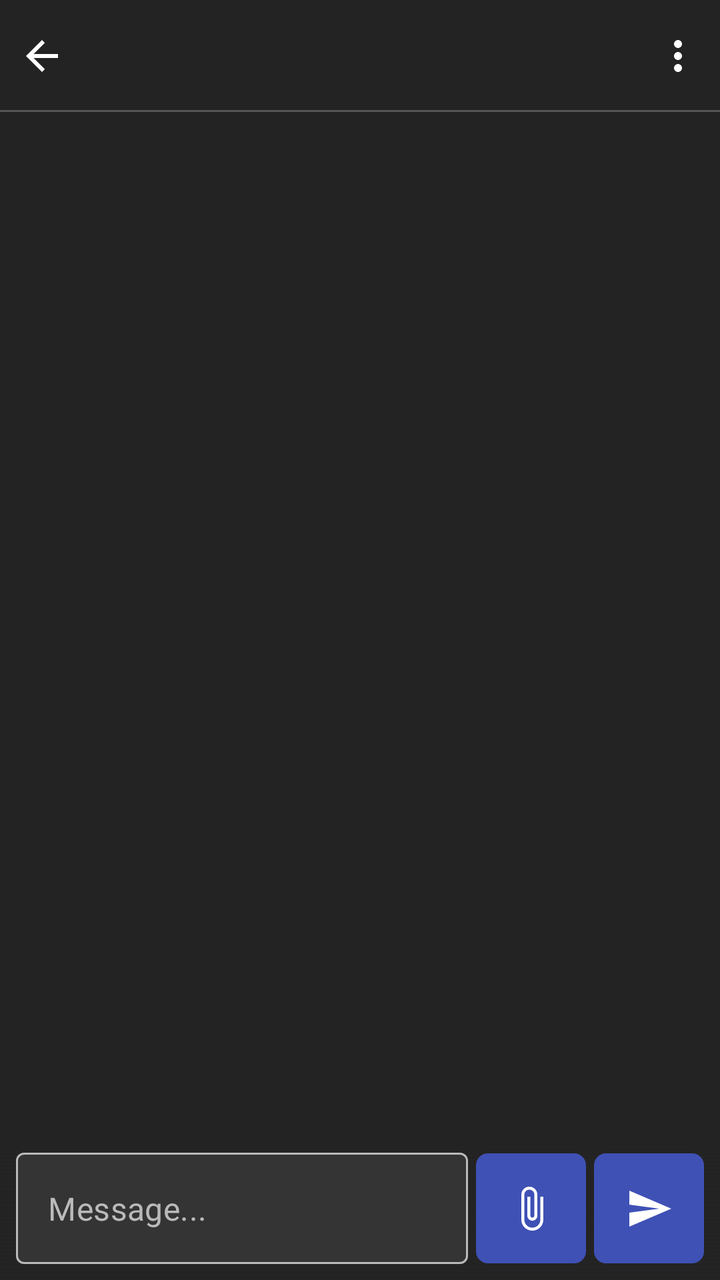
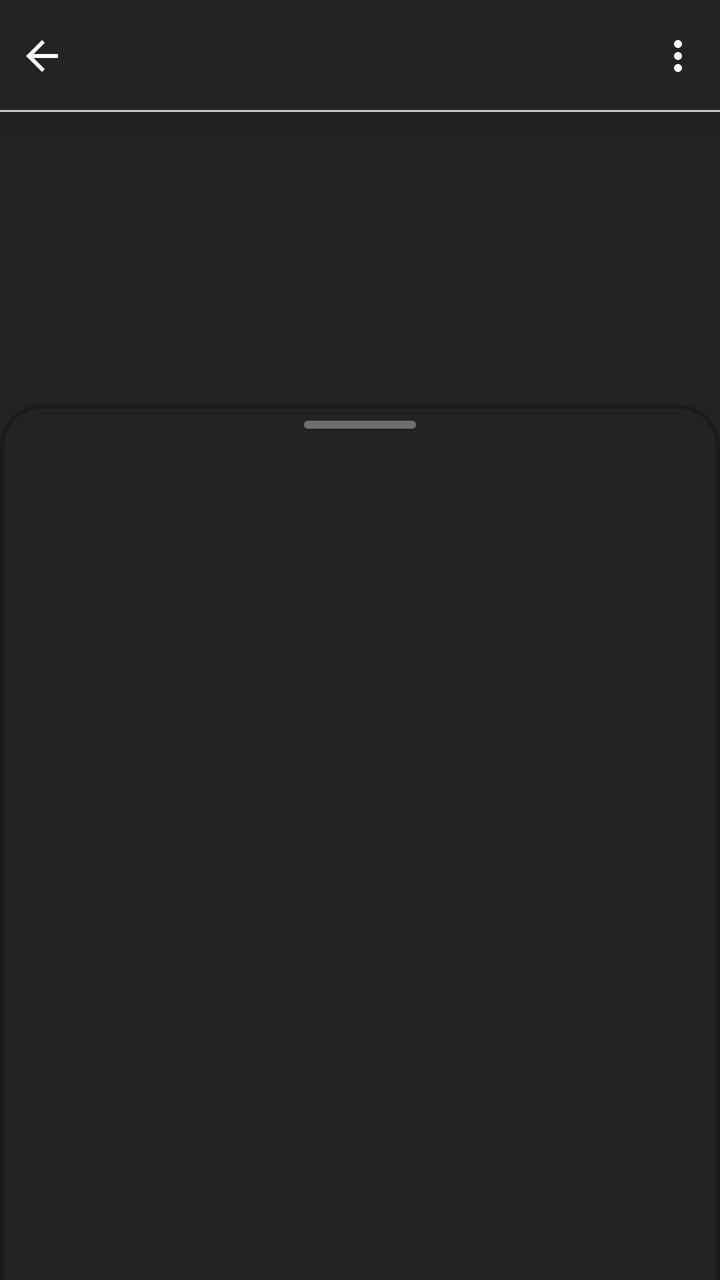

An Android layout rendered at two revisions. The XML below is the earlier revision; the diff shows what the commit changed to produce the second picture.
<!-- AndroidManifest.xml: application theme Theme.Oma -->
<!-- res/layout/fragment_chat.xml -->
<?xml version="1.0" encoding="utf-8"?>
<androidx.constraintlayout.widget.ConstraintLayout xmlns:android="http://schemas.android.com/apk/res/android"
    xmlns:app="http://schemas.android.com/apk/res-auto"
    xmlns:tools="http://schemas.android.com/tools"
    android:layout_width="match_parent"
    android:layout_height="match_parent"
    android:orientation="vertical"
    android:background="@color/colorBackgroundDark"
    tools:context=".ui.chat.ChatFragment">


    <androidx.constraintlayout.widget.ConstraintLayout
        android:layout_width="match_parent"
        android:transitionName="actionBar"
        android:background="@color/colorBackgroundDark"
        app:layout_constraintTop_toTopOf="parent"
        android:id="@+id/action_bar_"
        android:orientation="horizontal"
        android:layout_height="?android:attr/actionBarSize">

        <ImageButton
            android:id="@+id/back_btn"
            android:layout_width="wrap_content"
            android:layout_height="match_parent"
            android:background="@android:color/transparent"
            android:minWidth="42dp"
            android:src="@drawable/ic_back"
            app:layout_constraintLeft_toLeftOf="parent"
            app:tint="@color/white"
            tools:ignore="SpeakableTextPresentCheck"
            android:contentDescription="@string/back" />

        <TextView
            android:layout_width="wrap_content"
            android:layout_height="match_parent"
            app:layout_constraintLeft_toRightOf="@id/back_btn"
            android:textAlignment="gravity"
            android:paddingStart="@dimen/x3_def_padding"
            android:paddingEnd="@dimen/x2_def_padding"
            android:textStyle="bold"
            android:textSize="20sp"
            android:id="@+id/channel_name"
            android:gravity="center_vertical" />

        <ImageButton
            android:id="@+id/option_btn"
            android:layout_width="wrap_content"
            android:layout_height="match_parent"
            app:layout_constraintRight_toRightOf="parent"
            android:background="@android:color/transparent"
            android:minWidth="42dp"
            app:tint="@color/white"
            android:src="@drawable/ic_dots"
            tools:ignore="SpeakableTextPresentCheck"
            android:contentDescription="@string/channel_option" />

        <com.google.android.material.divider.MaterialDivider
            android:layout_width="match_parent"
            android:padding="0dp"
            android:layout_margin="0dp"
            android:layout_height="wrap_content"
            app:layout_constraintBottom_toBottomOf="parent" />
    </androidx.constraintlayout.widget.ConstraintLayout>


    <androidx.recyclerview.widget.RecyclerView
        android:id="@+id/list_messages"
        android:layout_width="match_parent"
        android:layout_height="0dp"
        android:paddingLeft="@dimen/x2_def_padding"
        android:paddingRight="@dimen/x2_def_padding"
        android:paddingTop="@dimen/x2_def_padding"
        app:layout_constraintTop_toBottomOf="@id/action_bar_"
        app:layout_constraintBottom_toBottomOf="parent"
        tools:listitem="@layout/chat_message"
        android:clipToPadding="false"
        android:paddingBottom="70dp">


    </androidx.recyclerview.widget.RecyclerView>

    <LinearLayout
        android:id="@+id/layout_send_message"
        app:layout_constraintBottom_toBottomOf="parent"
        android:layout_width="match_parent"
        android:orientation="horizontal"
        android:padding="@dimen/x2_def_padding"
        android:background="@drawable/bg_gradient"
        android:layout_height="wrap_content">

        <com.google.android.material.textfield.TextInputLayout
            style="@style/Widget.Oma.SendMessageBar"
            android:layout_width="0dp"
            android:layout_weight="1"
            android:layout_height="wrap_content"
            app:layout_constraintBottom_toBottomOf="parent"
            app:hintEnabled="false"
            android:maxLines="1">

            <com.google.android.material.textfield.TextInputEditText
                android:id="@+id/message_box"
                android:layout_width="match_parent"
                android:layout_height="wrap_content"
                android:maxLines="4"
                android:hint="@string/message" />
        </com.google.android.material.textfield.TextInputLayout>

        <Space
            android:layout_width="@dimen/def_padding"
            android:layout_height="1dp" />

        <ImageButton
            android:id="@+id/attachment_btn"
            android:layout_width="55dp"
            android:layout_height="55dp"
            android:layout_gravity="center_vertical"
            android:background="@drawable/bg_btn"
            android:src="@drawable/ic_attachment_file"
            app:tint="@color/white"
            android:contentDescription="@string/add_attachment" />

        <Space
            android:layout_width="@dimen/def_padding"
            android:layout_height="1dp" />

        <androidx.appcompat.widget.AppCompatImageButton
            android:id="@+id/send_btn"
            android:layout_width="55dp"
            android:layout_height="55dp"
            android:layout_gravity="center_vertical"
            android:background="@drawable/bg_btn"
            android:src="@drawable/ic_send"
            app:tint="@color/white"
            android:contentDescription="@string/add_attachment" />

    </LinearLayout>


</androidx.constraintlayout.widget.ConstraintLayout>
<!-- res/layout/chat_message.xml (included above) -->
<?xml version="1.0" encoding="utf-8"?>
<LinearLayout xmlns:android="http://schemas.android.com/apk/res/android"
    xmlns:app="http://schemas.android.com/apk/res-auto"
    android:layout_width="match_parent"
    android:layout_height="wrap_content"
    android:orientation="horizontal"
    android:id="@+id/tv_message_list"
    android:paddingVertical="4dp">

    <LinearLayout
        android:layout_width="0dp"
        android:layout_height="wrap_content"
        android:layout_weight="1"
        android:background="@drawable/bg_message_bubble"
        android:orientation="vertical">

        <LinearLayout
            android:id="@+id/headerContainer"
            android:layout_width="match_parent"
            android:layout_height="wrap_content"
            android:layout_marginStart="@dimen/x3_def_padding"
            android:layout_marginTop="@dimen/x2_def_padding"
            android:layout_marginEnd="@dimen/x3_def_padding"
            android:orientation="horizontal"
            android:visibility="visible">

            <TextView
                android:id="@+id/tvNickname"
                android:layout_width="wrap_content"
                android:layout_height="wrap_content"
                android:textColor="@color/colorForegroundLight"
                android:textSize="14sp"
                android:textStyle="bold" />

            <Space
                android:layout_width="0dp"
                android:layout_height="0dp"
                android:layout_weight="1" />

            <TextView
                android:id="@+id/tvTimestamp"
                android:layout_width="wrap_content"
                android:layout_height="wrap_content"
                android:layout_marginStart="8dp"
                android:textColor="@color/colorQuietText"
                android:textSize="12sp" />

        </LinearLayout>


        <com.google.android.material.divider.MaterialDivider
            android:layout_width="match_parent"
            android:layout_height="wrap_content"
            android:layout_marginStart="@dimen/x3_def_padding"
            android:layout_marginTop="@dimen/def_padding"
            android:layout_marginEnd="@dimen/x3_def_padding" />

        <androidx.appcompat.widget.LinearLayoutCompat
            android:layout_width="match_parent"
            android:layout_height="wrap_content"
            android:orientation="vertical"
            android:padding="@dimen/x3_def_padding"

            android:id="@+id/tvMessageLinearLayout"
            app:divider="@drawable/base_divider">

        </androidx.appcompat.widget.LinearLayoutCompat>

    </LinearLayout>

</LinearLayout>
<!-- resources referenced by this layout -->
<resources>
  <color name="white">#FFFFFFFF</color>
  <dimen name="def_padding">4dp</dimen>
  <string name="back">back</string>
  <style name="Theme.Oma" parent="Theme.MaterialComponents.DayNight.NoActionBar">
          
          <item name="colorPrimary">@color/colorContrastBackground</item>
          <item name="colorOnPrimary">@color/colorMoreContrastBackground</item>
          <item name="colorAccent">@color/colorContrastBackground</item>
  
          
          <item name="colorSecondary">@color/colorGreen</item>
          <item name="colorSecondaryVariant">@color/colorGreen</item>
          <item name="colorOnSecondary">@color/colorBlack</item>
  
          
          
          <item name="android:statusBarColor">@color/colorSidebarBackground</item>
  
          
          <item name="android:windowBackground">@color/colorSidebarBackground</item>
  
          
          <item name="android:textColorPrimary">@color/colorForegroundLight</item>
          <item name="android:textColor">@color/colorForegroundLight</item>
          <item name="android:textColorHint">@color/colorQuietText</item>
  
          <item name="colorControlNormal">?android:attr/windowBackground</item>
          <item name="android:navigationBarColor">?android:attr/windowBackground</item>
  
          <item name="popupMenuStyle">@style/MyPopupMenu</item>
      </style>
  <color name="colorGreen">#008B00</color>
  <color name="colorBlack">#000000</color>
  <!-- unchanged entries left out for length: 27 -->
</resources>

<!-- the commit's change to res/layout/fragment_chat.xml (unified diff, before → after) -->
@@ -1,142 +1,221 @@
 <?xml version="1.0" encoding="utf-8"?>
-<androidx.constraintlayout.widget.ConstraintLayout xmlns:android="http://schemas.android.com/apk/res/android"
+<androidx.coordinatorlayout.widget.CoordinatorLayout xmlns:android="http://schemas.android.com/apk/res/android"
     xmlns:app="http://schemas.android.com/apk/res-auto"
     xmlns:tools="http://schemas.android.com/tools"
     android:layout_width="match_parent"
     android:layout_height="match_parent"
-    android:orientation="vertical"
-    android:background="@color/colorBackgroundDark"
     tools:context=".ui.chat.ChatFragment">
 
 
     <androidx.constraintlayout.widget.ConstraintLayout
-        android:layout_width="match_parent"
+        android:id="@+id/action_bar_"
+        android:layout_width="match_parent"
+        android:layout_height="?android:attr/actionBarSize"
+        android:background="@color/colorBackgroundDark"
+        android:elevation="10dp"
+        android:orientation="horizontal"
         android:transitionName="actionBar"
-        android:background="@color/colorBackgroundDark"
-        app:layout_constraintTop_toTopOf="parent"
-        android:id="@+id/action_bar_"
-        android:orientation="horizontal"
-        android:layout_height="?android:attr/actionBarSize">
+        app:layout_constraintTop_toTopOf="parent">
 
         <ImageButton
             android:id="@+id/back_btn"
             android:layout_width="wrap_content"
             android:layout_height="match_parent"
             android:background="@android:color/transparent"
+            android:contentDescription="@string/back"
             android:minWidth="42dp"
             android:src="@drawable/ic_back"
             app:layout_constraintLeft_toLeftOf="parent"
             app:tint="@color/white"
-            tools:ignore="SpeakableTextPresentCheck"
-            android:contentDescription="@string/back" />
+            tools:ignore="SpeakableTextPresentCheck" />
 
         <TextView
+            android:id="@+id/channel_name"
             android:layout_width="wrap_content"
             android:layout_height="match_parent"
-            app:layout_constraintLeft_toRightOf="@id/back_btn"
-            android:textAlignment="gravity"
+            android:gravity="center_vertical"
             android:paddingStart="@dimen/x3_def_padding"
             android:paddingEnd="@dimen/x2_def_padding"
+            android:textAlignment="gravity"
+            android:textSize="20sp"
             android:textStyle="bold"
-            android:textSize="20sp"
-            android:id="@+id/channel_name"
-            android:gravity="center_vertical" />
+            app:layout_constraintLeft_toRightOf="@id/back_btn" />
 
         <ImageButton
             android:id="@+id/option_btn"
             android:layout_width="wrap_content"
             android:layout_height="match_parent"
+            android:background="@android:color/transparent"
+            android:contentDescription="@string/channel_option"
+            android:minWidth="42dp"
+            android:src="@drawable/ic_dots"
             app:layout_constraintRight_toRightOf="parent"
-            android:background="@android:color/transparent"
-            android:minWidth="42dp"
             app:tint="@color/white"
-            android:src="@drawable/ic_dots"
-            tools:ignore="SpeakableTextPresentCheck"
-            android:contentDescription="@string/channel_option" />
+            tools:ignore="SpeakableTextPresentCheck" />
 
         <com.google.android.material.divider.MaterialDivider
             android:layout_width="match_parent"
+            android:layout_height="wrap_content"
+            android:layout_margin="0dp"
             android:padding="0dp"
-            android:layout_margin="0dp"
-            android:layout_height="wrap_content"
             app:layout_constraintBottom_toBottomOf="parent" />
     </androidx.constraintlayout.widget.ConstraintLayout>
 
+    <androidx.constraintlayout.widget.ConstraintLayout
+        android:layout_width="match_parent"
+        android:layout_height="match_parent"
+        android:layout_marginTop="?android:attr/actionBarSize"
+        android:background="@color/colorBackgroundDark"
+        android:orientation="vertical">
+
+
+        <androidx.recyclerview.widget.RecyclerView
+            android:id="@+id/list_messages"
+            android:layout_width="match_parent"
+            android:layout_height="0dp"
+            android:clipToPadding="false"
+            android:paddingLeft="@dimen/x2_def_padding"
+            android:paddingTop="@dimen/x2_def_padding"
+            android:paddingRight="@dimen/x2_def_padding"
+            android:paddingBottom="70dp"
+            app:layout_constraintBottom_toBottomOf="parent"
+            app:layout_constraintTop_toTopOf="parent"
+            tools:listitem="@layout/chat_message">
+
+
+        </androidx.recyclerview.widget.RecyclerView>
+
+        <LinearLayout
+            android:layout_width="wrap_content"
+            android:id="@+id/files_selected_layout"
+            android:visibility="gone"
+            android:layout_height="wrap_content"
+            app:layout_constraintRight_toRightOf="parent"
+            android:paddingStart="@dimen/x2_def_padding"
+            android:paddingEnd="@dimen/x2_def_padding"
+            android:paddingTop="@dimen/x0.5_def_padding"
+            android:paddingBottom="@dimen/x0.5_def_padding"
+            android:layout_marginEnd="@dimen/x2_def_padding"
+            android:background="@drawable/bg_clear_files"
+            app:layout_constraintBottom_toTopOf="@id/layout_send_message">
+
+            <TextView
+                android:id="@+id/files_text"
+                android:layout_width="wrap_content"
+                android:layout_height="wrap_content"
+                android:layout_gravity="center_vertical"
+                android:text="files: 4" />
+
+            <ImageButton
+                android:layout_marginStart="@dimen/x2_def_padding"
+                android:layout_width="35dp"
+                android:layout_height="35dp"
+                android:src="@drawable/ic_cancel"
+                android:id="@+id/clear_file_btn"
+                android:background="@color/transparent" />
+        </LinearLayout>
+
+        <LinearLayout
+            android:id="@+id/layout_send_message"
+            android:layout_width="match_parent"
+            android:layout_height="wrap_content"
+            android:background="@drawable/bg_gradient"
+            android:orientation="horizontal"
+            android:padding="@dimen/x2_def_padding"
+            app:layout_constraintBottom_toBottomOf="parent">
+
+            <com.google.android.material.textfield.TextInputLayout
+                style="@style/Widget.Oma.SendMessageBar"
+                android:layout_width="0dp"
+                android:layout_height="wrap_content"
+                android:layout_weight="1"
+                android:maxLines="1"
+                app:hintEnabled="false"
+                app:layout_constraintBottom_toBottomOf="parent">
+
+                <com.google.android.material.textfield.TextInputEditText
+                    android:id="@+id/message_box"
+                    android:layout_width="match_parent"
+                    android:layout_height="wrap_content"
+                    android:hint="@string/message"
+                    android:maxLines="4" />
+            </com.google.android.material.textfield.TextInputLayout>
+
+            <Space
+                android:layout_width="@dimen/def_padding"
+                android:layout_height="1dp" />
+
+            <ImageButton
+                android:id="@+id/attachment_btn"
+                android:layout_width="55dp"
+                android:layout_height="55dp"
+                android:layout_gravity="center_vertical"
+                android:background="@drawable/bg_btn"
+                android:contentDescription="@string/add_attachment"
+                android:src="@drawable/ic_attachment_file"
+                app:tint="@color/white" />
+
+            <Space
+                android:layout_width="@dimen/def_padding"
+                android:layout_height="1dp" />
+
+            <androidx.appcompat.widget.AppCompatImageButton
+                android:id="@+id/send_btn"
+                android:layout_width="55dp"
+                android:layout_height="55dp"
+                android:layout_gravity="center_vertical"
+                android:background="@drawable/bg_btn"
+                android:contentDescription="@string/add_attachment"
+                android:src="@drawable/ic_send"
+                app:tint="@color/white" />
+
+        </LinearLayout>
+
+
+    </androidx.constraintlayout.widget.ConstraintLayout>
 
     <androidx.recyclerview.widget.RecyclerView
-        android:id="@+id/list_messages"
-        android:layout_width="match_parent"
-        android:layout_height="0dp"
-        android:paddingLeft="@dimen/x2_def_padding"
-        android:paddingRight="@dimen/x2_def_padding"
-        android:paddingTop="@dimen/x2_def_padding"
-        app:layout_constraintTop_toBottomOf="@id/action_bar_"
-        app:layout_constraintBottom_toBottomOf="parent"
-        tools:listitem="@layout/chat_message"
-        android:clipToPadding="false"
-        android:paddingBottom="70dp">
-
-
-    </androidx.recyclerview.widget.RecyclerView>
-
-    <LinearLayout
-        android:id="@+id/layout_send_message"
-        app:layout_constraintBottom_toBottomOf="parent"
-        android:layout_width="match_parent"
+        android:id="@+id/bottom_sheet_attachmentType"
+        android:background="@drawable/bg_attachemt_type"
+        android:layout_width="match_parent"
+        android:layout_height="wrap_content"
         android:orientation="horizontal"
-        android:padding="@dimen/x2_def_padding"
-        android:background="@drawable/bg_gradient"
-        android:layout_height="wrap_content">
-
-        <com.google.android.material.textfield.TextInputLayout
-            style="@style/Widget.Oma.SendMessageBar"
-            android:layout_width="0dp"
-            android:layout_weight="1"
-            android:layout_height="wrap_content"
+        android:visibility="gone"
+        android:elevation="7dp"
+        android:layout_gravity="bottom"></androidx.recyclerview.widget.RecyclerView>
+
+    <androidx.constraintlayout.widget.ConstraintLayout
+        android:id="@+id/bottom_sheet"
+        android:layout_width="match_parent"
+        android:layout_height="match_parent"
+        android:background="@drawable/bg_top"
+        android:elevation="6dp"
+        android:orientation="vertical"
+        app:layout_behavior="com.google.android.material.bottomsheet.BottomSheetBehavior">
+
+        <View
+            android:id="@+id/hui"
+            app:layout_constraintTop_toTopOf="parent"
+            app:layout_constraintLeft_toLeftOf="parent"
+            app:layout_constraintRight_toRightOf="parent"
+            android:layout_width="@dimen/status_bar_height"
+            android:layout_height="4dp"
+            android:layout_gravity="center_horizontal"
+            android:layout_marginTop="@dimen/x2_def_padding"
+            android:background="@drawable/bg_handle" />
+
+        <androidx.recyclerview.widget.RecyclerView
+            android:padding="@dimen/x2_def_padding"
+            app:layout_constraintTop_toBottomOf="@id/hui"
+            android:id="@+id/bottom_sheet_itemList"
+            android:layout_width="match_parent"
+            android:layout_height="0dp"
             app:layout_constraintBottom_toBottomOf="parent"
-            app:hintEnabled="false"
-            android:maxLines="1">
-
-            <com.google.android.material.textfield.TextInputEditText
-                android:id="@+id/message_box"
-                android:layout_width="match_parent"
-                android:layout_height="wrap_content"
-                android:maxLines="4"
-                android:hint="@string/message" />
-        </com.google.android.material.textfield.TextInputLayout>
-
-        <Space
-            android:layout_width="@dimen/def_padding"
-            android:layout_height="1dp" />
-
-        <ImageButton
-            android:id="@+id/attachment_btn"
-            android:layout_width="55dp"
-            android:layout_height="55dp"
-            android:layout_gravity="center_vertical"
-            android:background="@drawable/bg_btn"
-            android:src="@drawable/ic_attachment_file"
-            app:tint="@color/white"
-            android:contentDescription="@string/add_attachment" />
-
-        <Space
-            android:layout_width="@dimen/def_padding"
-            android:layout_height="1dp" />
-
-        <androidx.appcompat.widget.AppCompatImageButton
-            android:id="@+id/send_btn"
-            android:layout_width="55dp"
-            android:layout_height="55dp"
-            android:layout_gravity="center_vertical"
-            android:background="@drawable/bg_btn"
-            android:src="@drawable/ic_send"
-            app:tint="@color/white"
-            android:contentDescription="@string/add_attachment" />
-
-    </LinearLayout>
-
-
-</androidx.constraintlayout.widget.ConstraintLayout>
+            android:layout_marginTop="@dimen/x2_def_padding"
+            android:orientation="vertical"></androidx.recyclerview.widget.RecyclerView>
+    </androidx.constraintlayout.widget.ConstraintLayout>
+
+</androidx.coordinatorlayout.widget.CoordinatorLayout>
 <!-- res/layout/chat_message.xml (included above) -->
 <?xml version="1.0" encoding="utf-8"?>
 <LinearLayout xmlns:android="http://schemas.android.com/apk/res/android"
<!-- resource entries referenced after the edit -->
@@ -1,9 +1,69 @@
 <!-- resources referenced by this layout -->
 <resources>
+  <color name="transparent">@android:color/transparent</color>
   <color name="white">#FFFFFFFF</color>
   <dimen name="def_padding">4dp</dimen>
+  <dimen name="status_bar_height">56dp</dimen>
+  <dimen name="x0.5_def_padding">2dp</dimen>
+  <!-- drawable bg_attachemt_type (drawable) -->
+  <?xml version="1.0" encoding="utf-8"?>
+  <layer-list xmlns:android="http://schemas.android.com/apk/res/android">
+  
+      
+      <item>
+          <shape android:shape="rectangle">
+              <solid android:color="@color/colorBackgroundDark" />
+          </shape>
+      </item>
+  
+      
+      
+      
+      
+      
+      
+  
+  </layer-list>
+  <!-- drawable bg_clear_files (drawable) -->
+  <?xml version="1.0" encoding="utf-8"?>
+  <shape xmlns:android="http://schemas.android.com/apk/res/android"
+      android:shape="rectangle">
+      <solid android:color="#7FBABABA" />
+      <corners android:radius="@dimen/x2_def_padding" />
+  </shape>
+  <!-- drawable bg_handle (drawable) -->
+  <?xml version="1.0" encoding="utf-8"?>
+  <shape xmlns:android="http://schemas.android.com/apk/res/android"
+      android:shape="rectangle">
+      <solid android:color="#7FBABABA" />
+      <corners android:radius="2dp" />
+  </shape>
+  <!-- drawable bg_top (drawable) -->
+  <?xml version="1.0" encoding="utf-8"?>
+  <selector xmlns:android="http://schemas.android.com/apk/res/android">
+      <item>
+          <shape android:shape="rectangle">
+              <solid android:color="@color/colorBackgroundDark" />
+              <stroke android:color="@color/morecolorSidebarBackground" android:width="2dp" />
+              <corners android:topRightRadius="20dp" android:topLeftRadius="20dp" />
+          </shape>
+      </item>
+  </selector>
+  <!-- drawable ic_cancel (drawable) -->
+  <vector xmlns:android="http://schemas.android.com/apk/res/android"
+      android:height="24dp"
+      android:tint="#000000"
+      android:viewportHeight="960"
+      android:viewportWidth="960"
+      android:width="24dp">
+  
+      <path
+          android:fillColor="@android:color/white"
+          android:pathData="M336,680L480,536L624,680L680,624L536,480L680,336L624,280L480,424L336,280L280,336L424,480L280,624L336,680ZM480,880Q397,880 324,848.5Q251,817 197,763Q143,709 111.5,636Q80,563 80,480Q80,397 111.5,324Q143,251 197,197Q251,143 324,111.5Q397,80 480,80Q563,80 636,111.5Q709,143 763,197Q817,251 848.5,324Q880,397 880,480Q880,563 848.5,636Q817,709 763,763Q709,817 636,848.5Q563,880 480,880ZM480,800Q614,800 707,707Q800,614 800,480Q800,346 707,253Q614,160 480,160Q346,160 253,253Q160,346 160,480Q160,614 253,707Q346,800 480,800ZM480,480Q480,480 480,480Q480,480 480,480Q480,480 480,480Q480,480 480,480Q480,480 480,480Q480,480 480,480Q480,480 480,480Q480,480 480,480Z" />
+  
+  </vector>
   <string name="back">back</string>
-  <style name="Theme.Oma" parent="Theme.MaterialComponents.DayNight.NoActionBar">
+  <style name="Theme.Oma" parent="Theme.Material3.DayNight.NoActionBar">
           
           <item name="colorPrimary">@color/colorContrastBackground</item>
           <item name="colorOnPrimary">@color/colorMoreContrastBackground</item>
@@ -31,6 +91,7 @@
   
           <item name="popupMenuStyle">@style/MyPopupMenu</item>
       </style>
+  <color name="morecolorSidebarBackground">#1A1A1A</color>
   <color name="colorGreen">#008B00</color>
   <color name="colorBlack">#000000</color>
   <!-- unchanged entries left out for length: 27 -->
